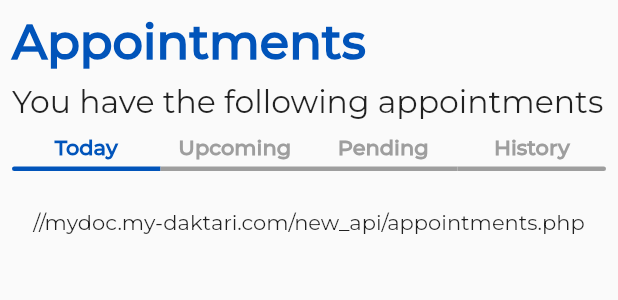
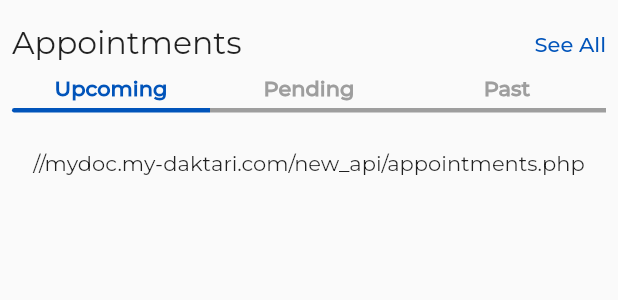
Before and after one commit to MyDaktari/MyDaktari-Mobile-App, a Flutter app: the PatientAppointment widget shown alone on an empty page, opened directly, on a phone screen of 412 x 824 dp. Shown: the top 300 px of the screen. Run offline on Flutter 3.47's test engine with Material 2 defaults, Android fonts, the phone set to English and light mode, and no system bars; our stand-ins replace bloc, calendar_date_picker2, date_field, dotted_border, equatable, flutter_bloc and 3 more; missing offline and left inert: flutter_phone_direct_caller; accounts and stored records are empty; network calls fail; project files that could hold a hidden picture were left out.

Commit message:
doctor appointments ui updated

```diff
--- a/lib/presentations/doctor_side/appointments/appointments_list.dart
+++ b/lib/presentations/doctor_side/appointments/appointments_list.dart
@@ -1,4 +1,5 @@
 import 'package:flutter/material.dart';
+import 'package:my_daktari/constants/constants.dart';
 import 'package:my_daktari/constants/routes/route.dart' as route;
 import 'appointment_card.dart';
 
@@ -17,12 +18,15 @@ class AppointmentTab extends StatelessWidget {
             })
         : Center(
             child: Column(
+            mainAxisAlignment: MainAxisAlignment.center,
             children: [
               Text('You\'ve got nothing yet'),
+              SizedBox(height: 20),
               ElevatedButton(
                 onPressed: () {
                   Navigator.pushNamed(context, route.personalInfo);
                 },
+                style: ElevatedButton.styleFrom(backgroundColor: primaryColor),
                 child: Text('Complete your profile'),
               )
             ],
--- a/lib/presentations/doctor_side/appointments/appointments_tab2.dart
+++ b/lib/presentations/doctor_side/appointments/appointments_tabs.dart
@@ -1,6 +1,7 @@
 import 'package:flutter/material.dart';
 import 'package:flutter_bloc/flutter_bloc.dart';
 import 'package:my_daktari/constants/constants.dart';
+import 'package:my_daktari/presentations/widgets/custom_loading.dart';
 
 import '../../../logic/bloc/doctor_bloc/doctor_appointments/doctor_appointments_bloc.dart';
 import '../../../logic/cubit/tab_update/tab_update_cubit.dart';
@@ -42,7 +43,7 @@ class PatientAppointment extends StatelessWidget {
   @override
   Widget build(BuildContext context) {
     List<Widget> tabs(int tabValue) {
-      List<String> titles = ['Today', 'Upcoming', 'Pending', 'History'];
+      List<String> titles = ['Upcoming', 'Pending', 'Past'];
       return titles.map((title) {
         int index = titles.indexOf(title);
         return tab(title, index, tabValue, context);
@@ -57,12 +58,19 @@ class PatientAppointment extends StatelessWidget {
           child: Column(
             crossAxisAlignment: CrossAxisAlignment.start,
             children: [
-              Text('Appointments', style: textTheme.titleLarge),
               Padding(
                 padding: const EdgeInsets.only(top: 8.0),
-                child: Text(
-                  'You have the following appointments',
-                  style: textTheme.bodyMedium?.copyWith(fontSize: 21),
+                child: Row(
+                  mainAxisAlignment: MainAxisAlignment.spaceBetween,
+                  children: [
+                    Text(
+                      'Appointments',
+                      style: textTheme.bodyMedium?.copyWith(fontSize: 21),
+                    ),
+                    Text('See All',
+                        style: TextStyle(
+                            color: primaryColor, fontWeight: FontWeight.w600)),
+                  ],
                 ),
               ),
               Padding(
@@ -83,7 +91,12 @@ class PatientAppointment extends StatelessWidget {
               BlocBuilder<DoctorAppointmentsBloc, DoctorAppointmentsState>(
                 builder: (context, state) {
                   if (state is DoctorAppointmentsLoading) {
-                    return Center(child: CircularProgressIndicator());
+                    return Expanded(
+                      child: Column(
+                        mainAxisAlignment: MainAxisAlignment.center,
+                        children: [CustomLoading()],
+                      ),
+                    );
                   } else if (state is DoctorAppointmentsLoaded) {
                     return Expanded(
                         child: PageView(
@@ -92,7 +105,6 @@ class PatientAppointment extends StatelessWidget {
                         context.read<TabUpdateCubit>().setTabValue(val);
                       },
                       children: [
-                        AppointmentTab(list: []),
                         AppointmentTab(list: []),
                         AppointmentTab(
                             list: state.appointments
--- a/lib/presentations/landing_screen.dart
+++ b/lib/presentations/landing_screen.dart
@@ -1,6 +1,6 @@
 import 'package:flutter/material.dart';
 import 'package:flutter_bloc/flutter_bloc.dart';
-import 'package:my_daktari/presentations/doctor_side/appointments/appointments_tab2.dart';
+import 'package:my_daktari/presentations/doctor_side/appointments/appointments_tabs.dart';
 import 'package:my_daktari/presentations/doctor_side/patients/patients.dart';
 
 import '../constants/enums.dart';
--- a/lib/presentations/welcome_screen.dart
+++ b/lib/presentations/welcome_screen.dart
@@ -29,7 +29,7 @@ class WelcomePage extends StatelessWidget {
               ),
               child: SafeArea(
                 child: const Align(
-                  alignment: Alignment.topCenter,
+                  alignment: Alignment.center,
                   child: Padding(
                     padding: EdgeInsets.all(16.0),
                     child: Text(
@@ -104,108 +104,4 @@ class WelcomePage extends StatelessWidget {
       ),
     );
   }
-
-  // Widget build(BuildContext context) {
-  //   Size size = MediaQuery.of(context).size;
-  //   return Scaffold(
-  //     body: SafeArea(
-  //         child: ScrollConfiguration(
-  //       behavior: MyBehavior(),
-  //       child: ListView(
-  //         physics: const ClampingScrollPhysics(),
-  //         children: [
-  //           SizedBox(
-  //             height: 200,
-  //             child: Align(
-  //               alignment: Alignment.centerRight,
-  //               child: Padding(
-  //                 padding: const EdgeInsets.only(right: 40.0),
-  //                 child: Image.asset('assets/images/my_daktari_blue.png'),
-  //               ),
-  //             ),
-  //           ),
-  //           const Center(
-  //             child: Text(
-  //               'Welcome to MyDaktari!',
-  //               style: TextStyle(fontSize: 21, fontWeight: FontWeight.bold),
-  //             ),
-  //           ),
-  //           Image.asset('assets/images/aya.png', height: 250),
-  //           const SizedBox(height: 10),
-  //           const Center(
-  //             child: Text(
-  //               'Meet Aya, your virtual assistant',
-  //               style: TextStyle(
-  //                 fontSize: 15,
-  //                 fontWeight: FontWeight.bold,
-  //                 color: Color.fromARGB(255, 1, 84, 186),
-  //               ),
-  //             ),
-  //           ),
-  //           const Center(
-  //             child: Padding(
-  //               padding: EdgeInsets.fromLTRB(40, 12, 40, 10),
-  //               child: Text(
-  //                 'As a value-based healthcare solutions provider we consider ourselves health workers first and our mission is to become access equalizers in healthcare delivery in Kenya as well as the Great Lakes Region',
-  //                 textAlign: TextAlign.center,
-  //                 style: TextStyle(
-  //                   fontSize: 15,
-  //                   fontWeight: FontWeight.w300,
-  //                 ),
-  //               ),
-  //             ),
-  //           ),
-  //           Padding(
-  //             padding: const EdgeInsets.only(top: 20.0),
-  //             child: SizedBox(
-  //               height: 100,
-  //               child: Column(
-  //                 children: [
-  //                   ElevatedButton(
-  //                       style: ElevatedButton.styleFrom(
-  //                           backgroundColor:
-  //                               const Color.fromARGB(255, 1, 84, 186),
-  //                           shape: RoundedRectangleBorder(
-  //                               borderRadius: BorderRadius.circular(21))),
-  //                       onPressed: () {
-  //                         context
-  //                             .read<UserTypeCubit>()
-  //                             .switchToUser(userType: UserType.doctor);
-  //                         //authPageProvider.userType = UserType.doctor;
-  //                         Navigator.pushNamed(context, route.loginScreen);
-  //                       },
-  //                       child: SizedBox(
-  //                           width: size.width * .35,
-  //                           child: Center(
-  //                               child: Text(
-  //                             'I am a Doctor',
-  //                             style: TextStyle(fontSize: 16),
-  //                           )))),
-  //                   ElevatedButton(
-  //                       style: ElevatedButton.styleFrom(
-  //                           backgroundColor:
-  //                               const Color.fromARGB(255, 1, 84, 186),
-  //                           shape: RoundedRectangleBorder(
-  //                               borderRadius: BorderRadius.circular(21))),
-  //                       onPressed: () async {
-  //                         context
-  //                             .read<UserTypeCubit>()
-  //                             .switchToUser(userType: UserType.client);
-  //                         // authPageProvider.userType = UserType.client;
-  //                         Navigator.pushNamed(context, route.homePage);
-  //                       },
-  //                       child: SizedBox(
-  //                           width: size.width * .35,
-  //                           child: Center(
-  //                               child: Text('I am a Client',
-  //                                   style: TextStyle(fontSize: 16))))),
-  //                 ],
-  //               ),
-  //             ),
-  //           )
-  //         ],
-  //       ),
-  //     )),
-  //   );
-  // }
 }
--- a/lib/repositories/ambulance/base_ambulance_repository.dart
+++ b/lib/repositories/ambulance/base_ambulance_repository.dart
@@ -1,3 +1,5 @@
+// ignore_for_file: body_might_complete_normally_nullable
+
 import '../../models/ambulance.dart';
 
 abstract class BaseAmbulanceRepository {
--- a/lib/repositories/client/base_client_repository.dart
+++ b/lib/repositories/client/base_client_repository.dart
@@ -1,3 +1,5 @@
+// ignore_for_file: body_might_complete_normally_nullable
+
 import '../../models/doctor_profile_model.dart';
 
 abstract class BaseClientRepository {
--- a/lib/repositories/pharmacy/base_pharmacy_repository.dart
+++ b/lib/repositories/pharmacy/base_pharmacy_repository.dart
@@ -1,3 +1,5 @@
+// ignore_for_file: body_might_complete_normally_nullable
+
 import '../../models/pharmacy.dart';
 
 abstract class BasePharmacyRepository {
```
